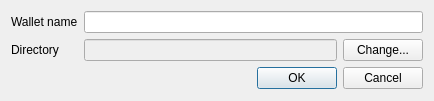
Above: mywallet/ui/newwalletdialog.ui from dimv36/MyWallet before the change. Below: the same form after it.
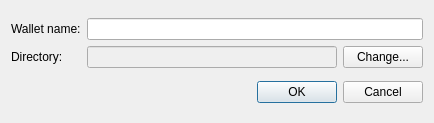
That is the form after the change. Icons and pictures are not drawn.

Commit message: Исправление ошибок в формах

The edit to the form file:
```diff
--- a/mywallet/ui/newwalletdialog.ui
+++ b/mywallet/ui/newwalletdialog.ui
@@ -7,7 +7,7 @@
     <x>0</x>
     <y>0</y>
     <width>434</width>
-    <height>101</height>
+    <height>123</height>
    </rect>
   </property>
   <property name="windowTitle">
@@ -23,14 +23,14 @@
      <item row="1" column="0">
       <widget class="QLabel" name="label_directory">
        <property name="text">
-        <string>Directory</string>
+        <string>Directory:</string>
        </property>
       </widget>
      </item>
      <item row="0" column="0">
       <widget class="QLabel" name="label_wallet">
        <property name="text">
-        <string>Wallet name</string>
+        <string>Wallet name:</string>
        </property>
       </widget>
      </item>
```
Left out of the diff: 42 changed lines with no effect on the pictures. The commit also changes 4 other files.
